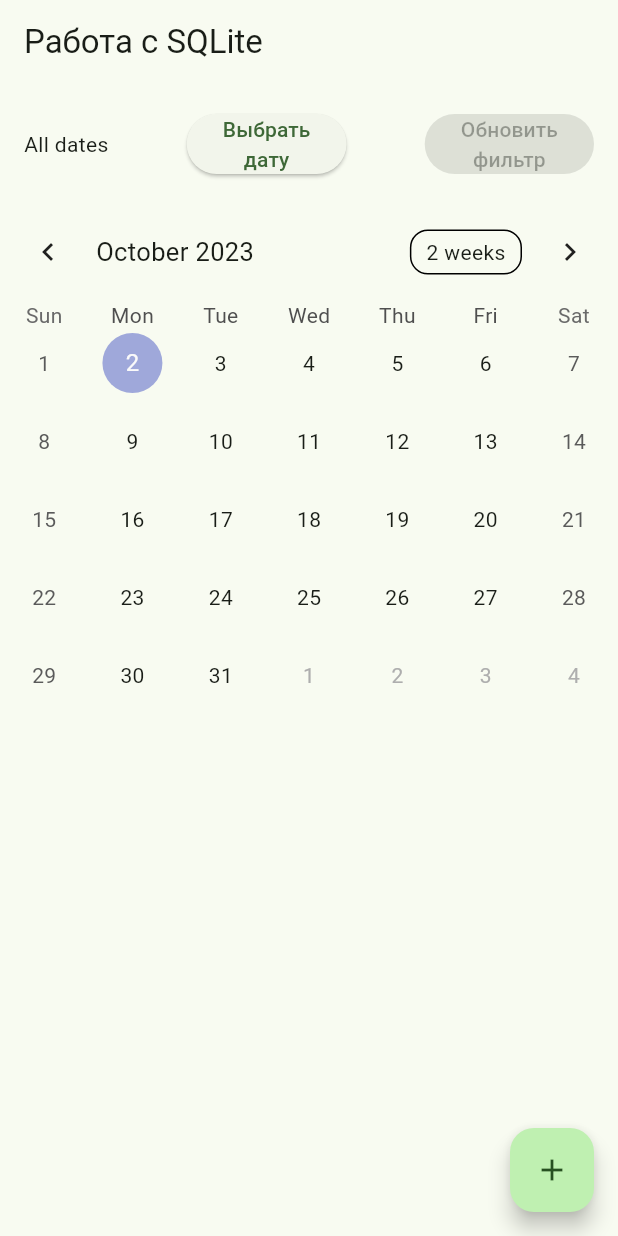
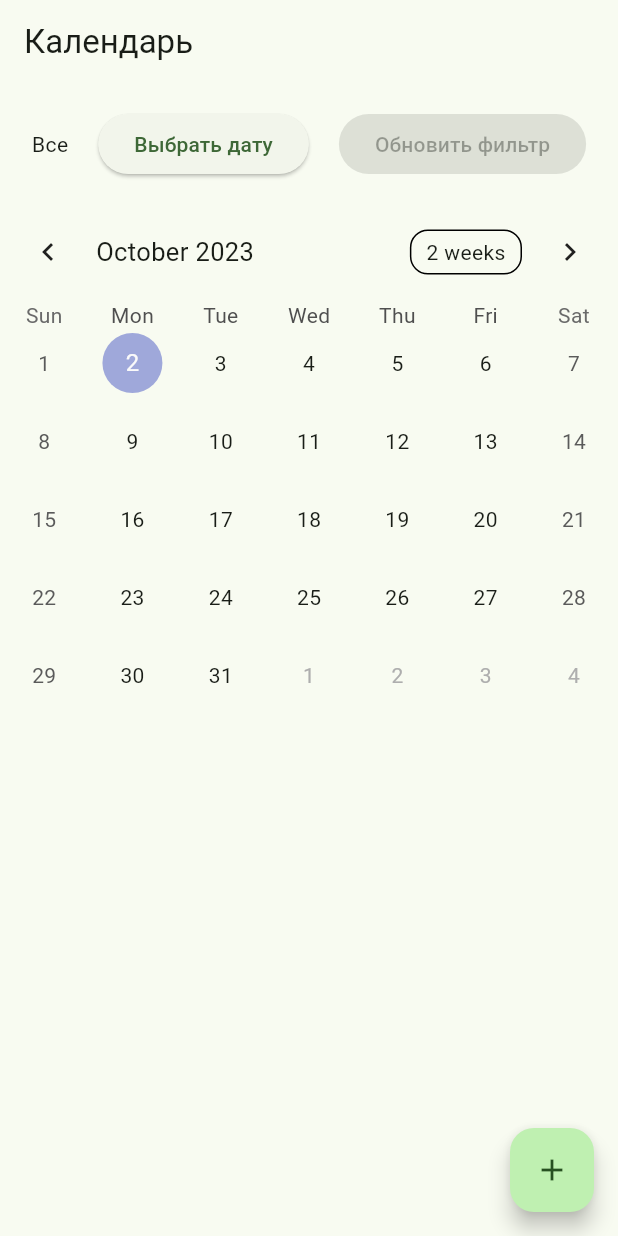
Before and after one commit to WitchKotelok/flutter-kvantum, a Flutter app: the screen it shows after launch, on a phone screen of 412 x 824 dp. Run offline on Flutter 3.47's test engine with Material 2 defaults, Android fonts, the phone set to English and light mode, and no system bars; drawn by our look-alikes of table_calendar; our stand-ins replace sqflite; accounts and stored records are empty.

Commit message:
edit code step 1

```diff
--- a/lib/screens/home_screen.dart
+++ b/lib/screens/home_screen.dart
@@ -7,6 +7,8 @@ import 'package:flutter_application_1/screens/edit_data_form.dart';
 import 'package:intl/intl.dart';
 import 'package:provider/provider.dart';
 import 'package:table_calendar/table_calendar.dart';
+
+
 
 class HomeScreen extends StatefulWidget {
     const HomeScreen({super.key});
@@ -52,7 +54,7 @@ class HomeScreen extends StatefulWidget {
     Widget build(BuildContext context) {
       return Scaffold(
         appBar: AppBar(
-          title: const Text('Работа с SQLite'),
+          title: const Text('Календарь'),
         ),
         body: Consumer<MyDataProvider>(
           builder: (context, provider, child) {
@@ -68,21 +70,25 @@ class HomeScreen extends StatefulWidget {
               children: [
                 Container(
                   padding: const EdgeInsets.all(16.0),
+                  child: SingleChildScrollView(
+                    scrollDirection: Axis.horizontal,
                     child: Row(
-                    mainAxisAlignment: MainAxisAlignment.spaceBetween,
                       children: [
                         Text(selectedDate != null
                             ? DateFormat('yyyy-MM-dd').format(selectedDate!)
-                          : 'All dates'),
+                            : 'Все'),
+                        SizedBox(width: 20),
                         ElevatedButton(
                           onPressed: () => _selectDate(context),
-                        child: const Text('Выбрать\nдату', textAlign: TextAlign.center,),
+                          child: const Text('Выбрать дату', textAlign: TextAlign.center,),
                         ),
+                        SizedBox(width: 20),
                         ElevatedButton(
                           onPressed: selectedDate != null ? _clearFilter : null,
-                        child: const Text('Обновить\nфильтр', textAlign: TextAlign.center,),
+                          child: const Text('Обновить фильтр', textAlign: TextAlign.center,),
                         ),
                       ],
+                    ),
                   ),
                 ),
 
```
Lines whose indentation alone changed are shown as unchanged.
